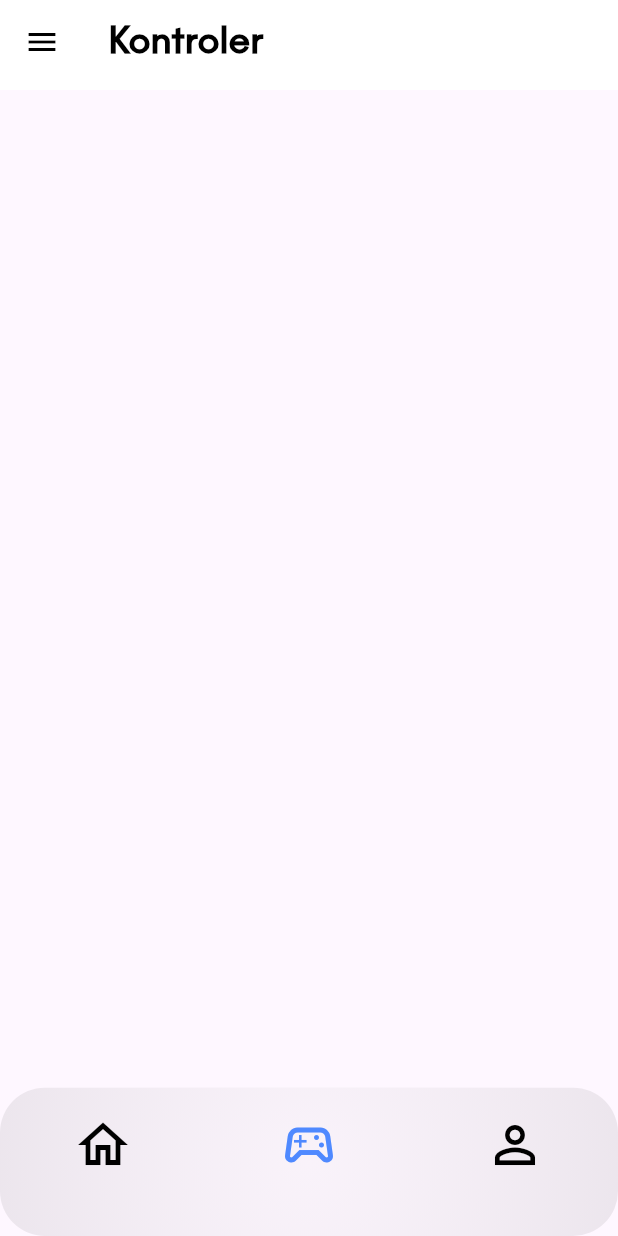
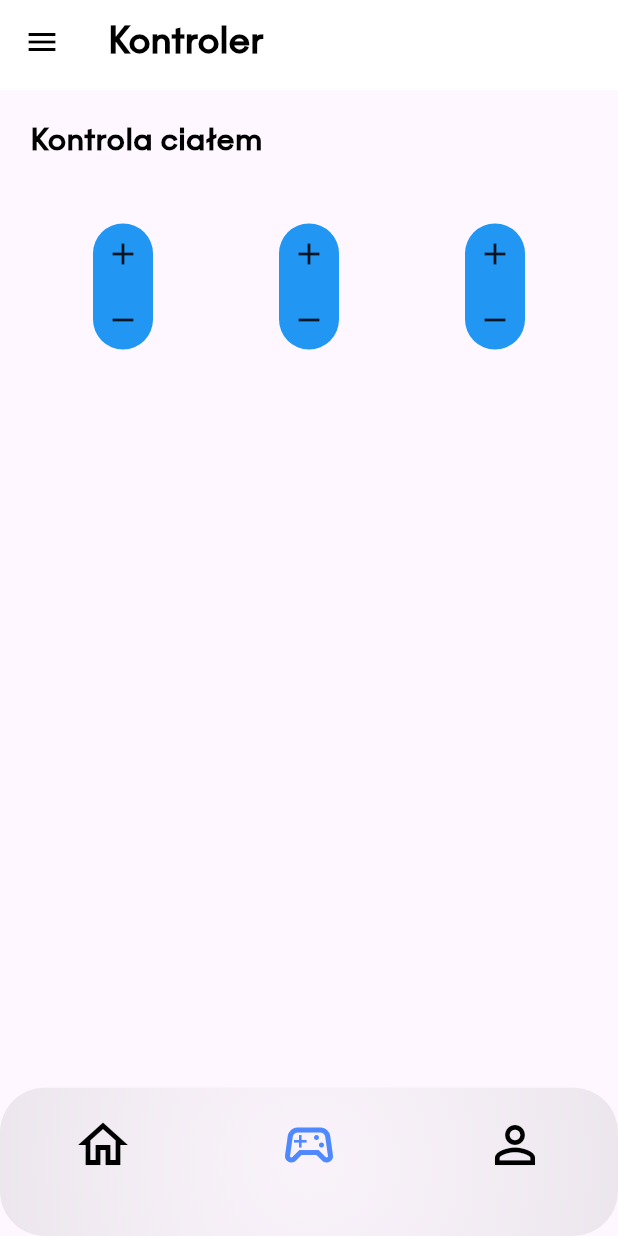
Before and after one commit to sqsiek0/inzynieria-aplikacja, a Flutter app: the screen it shows after launch, item 2 of the bottom bar chosen, on a phone screen of 412 x 824 dp. Run offline on Flutter 3.47's test engine with Material 3 defaults, Android fonts, the phone set to English and light mode, and no system bars; our stand-ins replace bloc, device_preview, flutter_bloc, flutter_map, geocoding, geolocator and 2 more.

Commit message:
working on body controll

```diff
--- a/lib/app/router/router.dart
+++ b/lib/app/router/router.dart
@@ -2,14 +2,16 @@ import 'package:flutter/material.dart';
 import 'package:go_router/go_router.dart';
 import 'package:robot_controller/controller/view/controller.dart';
 import 'package:robot_controller/home/view/home.dart';
-import 'package:robot_controller/trying/cart.dart';
 import 'package:robot_controller/trying/profile.dart';
 
 final GlobalKey<ScaffoldState> key = GlobalKey();
+final GlobalKey<ScaffoldState> keyController = GlobalKey();
 
-final routes = [
+class AppRouter {
+  static final GoRouter _router = GoRouter(
+    routes: [
       GoRoute(
-    path: '/home',
+        path: '/',
         pageBuilder: (context, state) => MaterialPage(
             child: Home(
           globalKey: key,
@@ -19,11 +21,15 @@ final routes = [
         path: '/controller',
         pageBuilder: (context, state) => MaterialPage(
             child: Controller(
-      globalKey: key,
+          globalKey: keyController,
         )),
       ),
       GoRoute(
         path: '/profile',
         pageBuilder: (context, state) => const MaterialPage(child: Profile()),
       )
-];
+    ],
+  );
+
+  GoRouter get router => _router;
+}
--- a/lib/app/view/app.dart
+++ b/lib/app/view/app.dart
@@ -1,7 +1,5 @@
-import 'package:device_preview/device_preview.dart';
 import 'package:flutter/material.dart';
 import 'package:flutter_bloc/flutter_bloc.dart';
-import 'package:go_router/go_router.dart';
 import 'package:robot_controller/app/bloc/app_bloc.dart';
 import 'package:robot_controller/app/router/router.dart';
 import 'package:robot_controller/app/src/enums/enums.dart';
@@ -12,7 +10,7 @@ class App extends StatelessWidget {
 
   @override
   Widget build(BuildContext context) {
-    final goRouter = GoRouter(routes: routes, initialLocation: '/home');
+    // final goRouter = GoRouter(routes: routes, initialLocation: '/home');
 
     return MultiBlocProvider(
       providers: [
@@ -27,18 +25,22 @@ class App extends StatelessWidget {
         listener: (context, state) {
           switch (state.appTabState) {
             case AppTabState.home:
-              goRouter.go('/home');
+              AppRouter().router.go('/');
+              break;
             case AppTabState.controller:
-              goRouter.go('/controller');
+              AppRouter().router.go('/controller');
+              break;
             case AppTabState.profile:
-              goRouter.go('/profile');
+              AppRouter().router.go('/profile');
+              break;
             default:
-              goRouter.go('/home');
+              break;
+            //   newLocation = 'home';
           }
         },
         child: MaterialApp.router(
           debugShowCheckedModeBanner: false,
-          routerConfig: goRouter,
+          routerConfig: AppRouter().router,
         ),
       ),
     );
--- a/lib/controller/view/controller.dart
+++ b/lib/controller/view/controller.dart
@@ -4,6 +4,7 @@ import 'package:robot_controller/app/bloc/app_bloc.dart';
 import 'package:robot_controller/app/view/widgets/app_bottom_bar.dart';
 import 'package:robot_controller/app/view/widgets/app_drawer.dart';
 import 'package:robot_controller/app/view/widgets/app_top_bar.dart';
+import 'package:robot_controller/controller/view/widgets/body_controller.dart';
 import 'package:robot_controller/home/cubit/home_cubit.dart';
 
 class Controller extends StatefulWidget {
@@ -57,6 +58,9 @@ class _ControllerState extends State<Controller> {
                     opacity: opacity,
                     globalKey: widget.globalKey,
                   ),
+                  const SliverToBoxAdapter(
+                    child: BodyController(),
+                  )
                 ],
               ),
               Positioned(
--- /dev/null
+++ b/lib/controller/view/widgets/body_controller.dart
@@ -0,0 +1,48 @@
+import 'package:flutter/material.dart';
+import 'package:robot_controller/app/src/constants/paddings.dart';
+import 'package:robot_controller/app/view/widgets/app_font_20.dart';
+import 'package:robot_controller/controller/view/widgets/body_controller_button.dart';
+
+class BodyController extends StatelessWidget {
+  const BodyController({super.key});
+
+  @override
+  Widget build(BuildContext context) {
+    return const Padding(
+      padding: EdgeInsets.symmetric(
+          horizontal: AppPaddings.horizontalPadding,
+          vertical: AppPaddings.globalPadding),
+      child: Column(
+        crossAxisAlignment: CrossAxisAlignment.start,
+        children: [
+          AppFont20(
+            text: 'Kontrola ciałem',
+            fontWeight: FontWeight.w600,
+          ),
+          Padding(
+            padding: EdgeInsets.only(top: AppPaddings.globalPadding * 2),
+            child: Row(
+              children: [
+                Expanded(
+                  child: Column(
+                    children: [BodyControllerButton()],
+                  ),
+                ),
+                Expanded(
+                  child: Column(
+                    children: [BodyControllerButton()],
+                  ),
+                ),
+                Expanded(
+                  child: Column(
+                    children: [BodyControllerButton()],
+                  ),
+                )
+              ],
+            ),
+          )
+        ],
+      ),
+    );
+  }
+}
--- /dev/null
+++ b/lib/controller/view/widgets/body_controller_button.dart
@@ -0,0 +1,33 @@
+import 'package:flutter/material.dart';
+import 'package:robot_controller/app/src/constants/paddings.dart';
+
+class BodyControllerButton extends StatelessWidget {
+  const BodyControllerButton({super.key});
+
+  @override
+  Widget build(BuildContext context) {
+    return Container(
+      decoration: const BoxDecoration(
+        color: Colors.blue,
+        borderRadius: BorderRadius.all(Radius.circular(100)),
+      ),
+      child: Padding(
+        padding: const EdgeInsets.all(8.0),
+        child: Column(
+          mainAxisSize: MainAxisSize.min,
+          children: [
+            InkWell(
+                onTap: () {
+                  print('+');
+                },
+                child: const Icon(Icons.add)),
+            const SizedBox(
+              height: AppPaddings.globalPadding,
+            ),
+            InkWell(onTap: () {}, child: const Icon(Icons.remove)),
+          ],
+        ),
+      ),
+    );
+  }
+}
```
Lines whose indentation alone changed are shown as unchanged.
